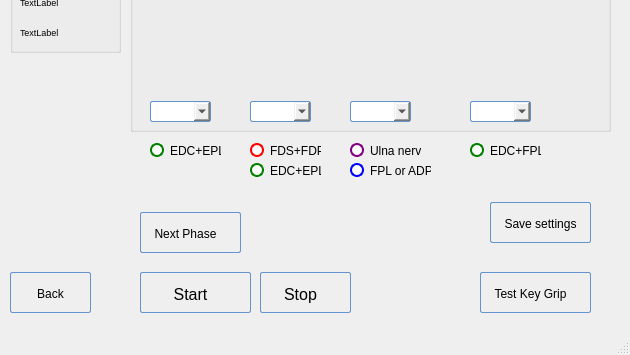
First picture: the form in POML060_v1/programkeygripv2.ui, repository viniltc/POML060, before the edit; both pictures show x 0 to 630 and y 218 to 573 of the 630 by 573 pixel window.
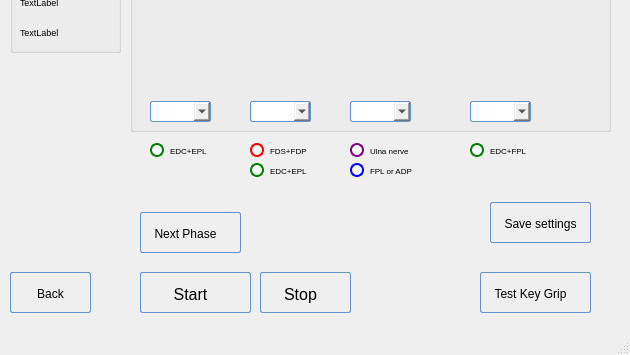
Second picture: the form after the edit. Icons and pictures are not drawn.

Patch:
```diff
--- a/POML060_v1/programkeygripv2.ui
+++ b/POML060_v1/programkeygripv2.ui
@@ -26,6 +26,11 @@
       <height>17</height>
      </rect>
     </property>
+    <property name="font">
+     <font>
+      <pointsize>6</pointsize>
+     </font>
+    </property>
     <property name="styleSheet">
      <string notr="true">QRadioButton {
 color: black;
@@ -68,6 +73,11 @@
       <height>17</height>
      </rect>
     </property>
+    <property name="font">
+     <font>
+      <pointsize>6</pointsize>
+     </font>
+    </property>
     <property name="styleSheet">
      <string notr="true">QRadioButton {
 color: black;
@@ -110,6 +120,11 @@
       <height>17</height>
      </rect>
     </property>
+    <property name="font">
+     <font>
+      <pointsize>6</pointsize>
+     </font>
+    </property>
     <property name="styleSheet">
      <string notr="true">QRadioButton {
 color: black;
@@ -152,6 +167,11 @@
       <height>17</height>
      </rect>
     </property>
+    <property name="font">
+     <font>
+      <pointsize>6</pointsize>
+     </font>
+    </property>
     <property name="styleSheet">
      <string notr="true">QRadioButton {
 
@@ -195,6 +215,11 @@
       <height>17</height>
      </rect>
     </property>
+    <property name="font">
+     <font>
+      <pointsize>6</pointsize>
+     </font>
+    </property>
     <property name="styleSheet">
      <string notr="true">QRadioButton {
 
@@ -959,6 +984,11 @@
       <height>17</height>
      </rect>
     </property>
+    <property name="font">
+     <font>
+      <pointsize>6</pointsize>
+     </font>
+    </property>
     <property name="styleSheet">
      <string notr="true">QRadioButton {
 color: black;
```
Left out of the diff: 30 changed lines with no effect on the pictures.
